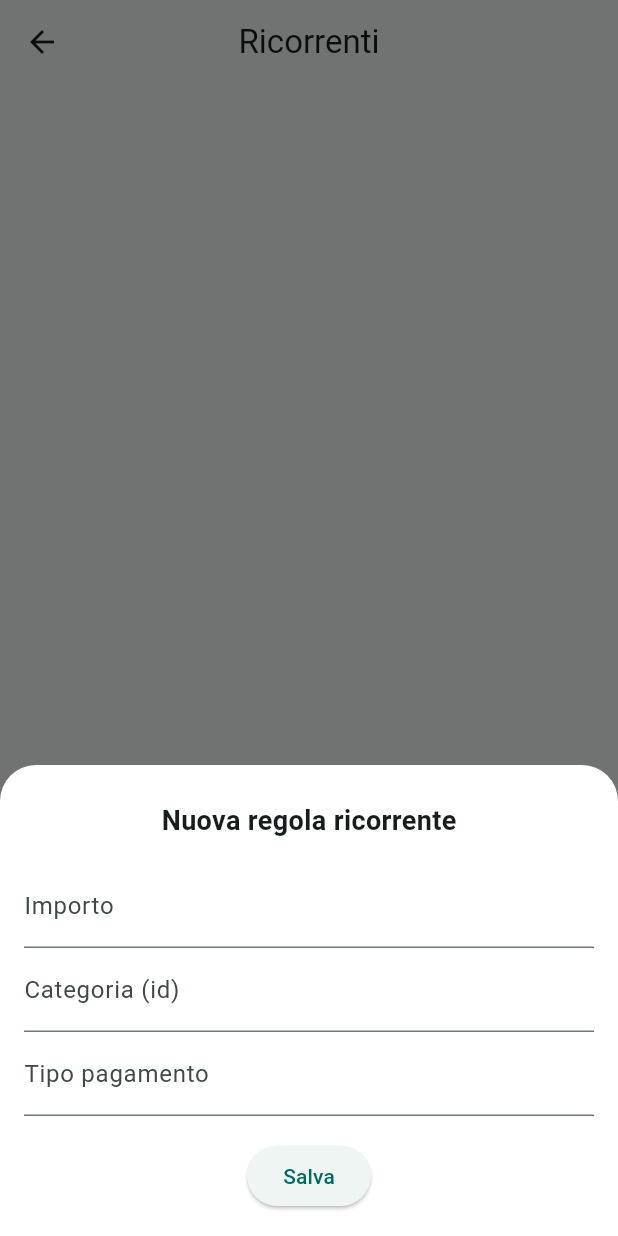
After one commit to MatteoRigoni/PulseBudget, a Flutter app: the RecurringRulesPage screen opened directly, after a tap on the "add" icon, on a phone screen of 412 x 824 dp. The commit adds this screen. Run offline on Flutter 3.47's test engine with Material 3 defaults, Android fonts, the phone set to English and light mode, and no system bars; our stand-ins replace flutter_riverpod, font_awesome_flutter.

Commit message:
aggiunti ricorrenti

```diff
--- a/lib/model/recurring_rule.dart
+++ b/lib/model/recurring_rule.dart
@@ -1,7 +1,52 @@
+import 'package:flutter/foundation.dart';
+
 class RecurringRule {
-  String id;
-  double amount;
-  String categoryId;
-  PaymentType paymentType;
-  String rrule; // iCalendar RRULE
+  final String id;
+  final double amount;
+  final String categoryId;
+  final String paymentType;
+  final String rrule; // iCalendar RRULE
+
+  RecurringRule({
+    required this.id,
+    required this.amount,
+    required this.categoryId,
+    required this.paymentType,
+    required this.rrule,
+  });
+
+  RecurringRule copyWith({
+    String? id,
+    double? amount,
+    String? categoryId,
+    String? paymentType,
+    String? rrule,
+  }) {
+    return RecurringRule(
+      id: id ?? this.id,
+      amount: amount ?? this.amount,
+      categoryId: categoryId ?? this.categoryId,
+      paymentType: paymentType ?? this.paymentType,
+      rrule: rrule ?? this.rrule,
+    );
+  }
+
+  @override
+  bool operator ==(Object other) =>
+      identical(this, other) ||
+      other is RecurringRule &&
+          runtimeType == other.runtimeType &&
+          id == other.id &&
+          amount == other.amount &&
+          categoryId == other.categoryId &&
+          paymentType == other.paymentType &&
+          rrule == other.rrule;
+
+  @override
+  int get hashCode =>
+      id.hashCode ^
+      amount.hashCode ^
+      categoryId.hashCode ^
+      paymentType.hashCode ^
+      rrule.hashCode;
 }
--- a/lib/ui/home/home_screen.dart
+++ b/lib/ui/home/home_screen.dart
@@ -3,6 +3,7 @@ import 'package:flutter_riverpod/flutter_riverpod.dart';
 import '../../theme/app_theme.dart';
 import '../../providers/transactions_provider.dart';
 import '../movements/new_transaction_sheet.dart';
+import '../../providers/recurring_bootstrap_provider.dart';
 
 class HomeScreen extends ConsumerStatefulWidget {
   const HomeScreen({super.key});
@@ -31,6 +32,7 @@ class _HomeScreenState extends ConsumerState<HomeScreen>
     );
     _balanceScale = _balanceAnimController.drive(Tween(begin: 0.95, end: 1.0));
     _balanceAnimController.value = 1.0;
+    Future.microtask(() => ref.read(recurringBootstrapProvider));
   }
 
   @override
--- /dev/null
+++ b/lib/ui/recurring/new_recurring_rule_sheet.dart
@@ -0,0 +1,86 @@
+import 'package:flutter/material.dart';
+import 'package:flutter_riverpod/flutter_riverpod.dart';
+import '../../providers/recurring_rules_provider.dart';
+import '../../model/recurring_rule.dart';
+import 'dart:math';
+
+class NewRecurringRuleSheet extends ConsumerStatefulWidget {
+  const NewRecurringRuleSheet({Key? key}) : super(key: key);
+
+  @override
+  ConsumerState<NewRecurringRuleSheet> createState() =>
+      _NewRecurringRuleSheetState();
+}
+
+class _NewRecurringRuleSheetState extends ConsumerState<NewRecurringRuleSheet> {
+  final _formKey = GlobalKey<FormState>();
+  double? _amount;
+  String? _categoryId;
+  String? _paymentType;
+  String _rrule = 'FREQ=MONTHLY';
+
+  @override
+  Widget build(BuildContext context) {
+    return Container(
+      decoration: const BoxDecoration(
+        color: Colors.white,
+        borderRadius: BorderRadius.vertical(top: Radius.circular(24)),
+      ),
+      padding: EdgeInsets.only(
+        left: 16,
+        right: 16,
+        top: 24,
+        bottom: MediaQuery.of(context).viewInsets.bottom + 16,
+      ),
+      child: Form(
+        key: _formKey,
+        child: Column(
+          mainAxisSize: MainAxisSize.min,
+          children: [
+            const Text('Nuova regola ricorrente',
+                style: TextStyle(fontWeight: FontWeight.bold, fontSize: 18)),
+            const SizedBox(height: 16),
+            TextFormField(
+              decoration: const InputDecoration(labelText: 'Importo'),
+              keyboardType: TextInputType.number,
+              validator: (v) => v == null || v.isEmpty ? 'Obbligatorio' : null,
+              onSaved: (v) => _amount = double.tryParse(v ?? ''),
+            ),
+            TextFormField(
+              decoration: const InputDecoration(labelText: 'Categoria (id)'),
+              validator: (v) => v == null || v.isEmpty ? 'Obbligatorio' : null,
+              onSaved: (v) => _categoryId = v,
+            ),
+            TextFormField(
+              decoration: const InputDecoration(labelText: 'Tipo pagamento'),
+              validator: (v) => v == null || v.isEmpty ? 'Obbligatorio' : null,
+              onSaved: (v) => _paymentType = v,
+            ),
+            const SizedBox(height: 16),
+            ElevatedButton(
+              onPressed: _save,
+              child: const Text('Salva'),
+            ),
+          ],
+        ),
+      ),
+    );
+  }
+
+  void _save() {
+    if (_formKey.currentState?.validate() ?? false) {
+      _formKey.currentState?.save();
+      if (_amount != null && _categoryId != null && _paymentType != null) {
+        final rule = RecurringRule(
+          id: UniqueKey().toString(),
+          amount: _amount!,
+          categoryId: _categoryId!,
+          paymentType: _paymentType!,
+          rrule: _rrule,
+        );
+        ref.read(recurringRulesProvider.notifier).addRule(rule);
+        Navigator.of(context).pop();
+      }
+    }
+  }
+}
--- /dev/null
+++ b/lib/ui/recurring/recurring_rules_page.dart
@@ -0,0 +1,73 @@
+import 'package:flutter/material.dart';
+import 'package:flutter_riverpod/flutter_riverpod.dart';
+import '../../providers/recurring_rules_provider.dart';
+import '../../model/recurring_rule.dart';
+import 'new_recurring_rule_sheet.dart';
+
+class RecurringRulesPage extends ConsumerWidget {
+  const RecurringRulesPage({Key? key}) : super(key: key);
+
+  @override
+  Widget build(BuildContext context, WidgetRef ref) {
+    final rules = ref.watch(recurringRulesProvider);
+    return Scaffold(
+      appBar: AppBar(
+        centerTitle: true,
+        title: const Text('Ricorrenti'),
+      ),
+      body: ListView.separated(
+        padding: const EdgeInsets.all(16),
+        itemCount: rules.length,
+        separatorBuilder: (_, __) => const Divider(height: 1, thickness: 0.5),
+        itemBuilder: (context, index) {
+          final rule = rules[index];
+          return ListTile(
+            leading: const Icon(Icons.repeat),
+            title: Text(rule.categoryId), // Da sostituire con nome categoria
+            subtitle: Text('Frequenza: Mensile'), // Da estrarre da rrule
+            trailing: Text(
+                '${rule.amount > 0 ? '+' : ''} ${rule.amount.toStringAsFixed(2)}'),
+            onLongPress: () => _showDeleteDialog(context, ref, rule),
+          );
+        },
+      ),
+      floatingActionButton: FloatingActionButton(
+        onPressed: () => _showNewRuleSheet(context),
+        child: const Icon(Icons.add),
+      ),
+    );
+  }
+
+  void _showNewRuleSheet(BuildContext context) {
+    showModalBottomSheet(
+      context: context,
+      isScrollControlled: true,
+      backgroundColor: Colors.transparent,
+      builder: (context) => const NewRecurringRuleSheet(),
+    );
+  }
+
+  void _showDeleteDialog(
+      BuildContext context, WidgetRef ref, RecurringRule rule) {
+    showDialog(
+      context: context,
+      builder: (context) => AlertDialog(
+        title: const Text('Elimina regola ricorrente'),
+        content: const Text('Sei sicuro di voler eliminare questa regola?'),
+        actions: [
+          TextButton(
+            onPressed: () => Navigator.of(context).pop(),
+            child: const Text('Annulla'),
+          ),
+          TextButton(
+            onPressed: () {
+              ref.read(recurringRulesProvider.notifier).removeRule(rule.id);
+              Navigator.of(context).pop();
+            },
+            child: const Text('Elimina'),
+          ),
+        ],
+      ),
+    );
+  }
+}
```
Also changed, not shown: lib/providers/recurring_bootstrap_provider.dart (added, +20 -0 lines), lib/providers/recurring_rules_provider.dart (added, +27 -0 lines), lib/repository/recurring_scheduler.dart (added, +92 -0 lines).
